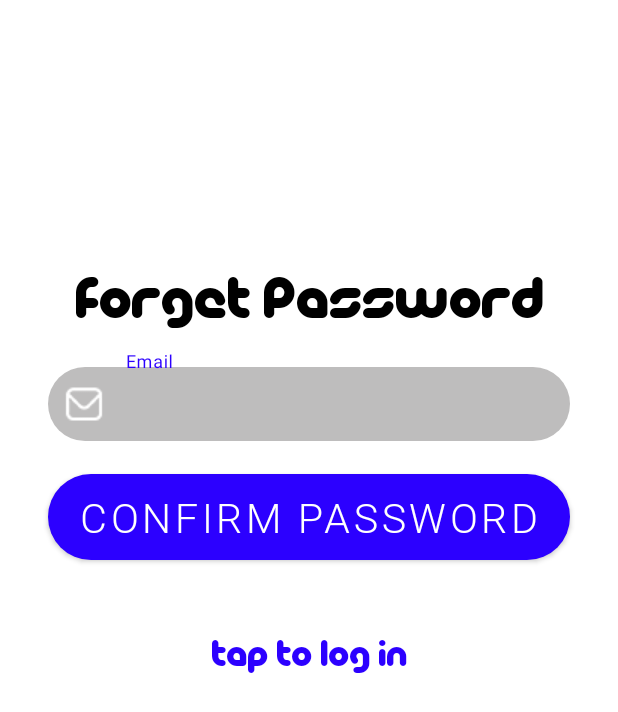
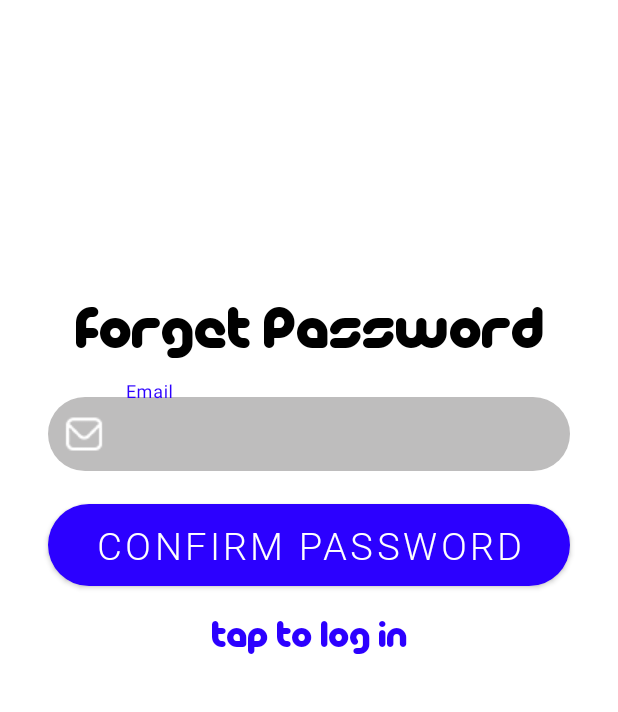
Before and after one commit to MinaEliaa/TextDetector, an Android app: the ForgetPassword screen opened directly, with no data from a screen before it, on a phone screen of 412 x 824 dp. Shown: the top 712 px of the screen. Run offline under Robolectric (Android 15) with nearby library versions, the phone set to English and light mode, and no system bars.

Commit message:
add forgetPassword and Register pages and connect between them by setonclickListener

```diff
--- /dev/null
+++ b/app/src/main/java/com/example/textdetector/ForgetPassword.java
@@ -0,0 +1,26 @@
+package com.example.textdetector;
+
+import android.content.Intent;
+import android.os.Bundle;
+import android.view.View;
+import android.widget.TextView;
+
+import androidx.appcompat.app.AppCompatActivity;
+
+public class ForgetPassword extends AppCompatActivity {
+
+    @Override
+    protected void onCreate (Bundle savedInstanceState) {
+        super.onCreate(savedInstanceState);
+        setContentView(R.layout.activity_forget_password);
+        TextView taptologinBtn = findViewById(R.id.tapToLogIn);
+        taptologinBtn.setOnClickListener(new View.OnClickListener() {
+            @Override
+            public void onClick(View view) {
+                startActivity(new Intent(ForgetPassword.this,LoginActivity.class));
+            }
+        });
+    }
+
+
+}
--- a/app/src/main/java/com/example/textdetector/ForgetPassword.kt
+++ /dev/null
@@ -1,24 +0,0 @@
-package com.example.textdetector
-
-import android.os.Bundle
-import com.google.android.material.snackbar.Snackbar
-import androidx.appcompat.app.AppCompatActivity
-import androidx.navigation.findNavController
-import androidx.navigation.ui.AppBarConfiguration
-import androidx.navigation.ui.navigateUp
-import androidx.navigation.ui.setupActionBarWithNavController
-import com.example.textdetector.databinding.ActivityForgetPasswordBinding
-
-class ForgetPassword : AppCompatActivity() {
-
-
-
-    override fun onCreate(savedInstanceState: Bundle?) {
-        super.onCreate(savedInstanceState)
-        setContentView(R.layout.activity_forget_password)
-        setSupportActionBar(findViewById(R.id.toolbar))
-        supportActionBar?.setDisplayHomeAsUpEnabled(true)
-
-    }
-
-}
--- a/app/src/main/res/layout/activity_forget_password.xml
+++ b/app/src/main/res/layout/activity_forget_password.xml
@@ -36,7 +36,7 @@
             android:layout_height="0dp"
             android:layout_gravity="center_horizontal"
             android:fontFamily="@font/picolafont"
-            android:paddingTop="180dp"
+            android:paddingTop="200dp"
             android:text="Forget Password"
             android:textColor="@color/black"
             android:textSize="40sp"
@@ -95,14 +95,14 @@
             android:gravity="center"
             android:text="confirm password"
             android:textColor="@color/white"
-            android:textSize="27sp"
+            android:textSize="25sp"
             app:layout_constraintTop_toBottomOf="@id/Email_InputLayout" />
 
         <TextView
             android:id="@+id/tapToLogIn"
             android:layout_width="wrap_content"
             android:layout_height="wrap_content"
-            android:layout_marginTop="50dp"
+            android:layout_marginTop="20dp"
             android:fontFamily="@font/picolafont"
             android:text="tap to log in"
             android:textColor="@color/blue"
```
Also changed, not shown: app/src/main/java/com/example/textdetector/CreateAccount.java (added, +26 -0 lines), app/src/main/java/com/example/textdetector/CreateAccount.kt (deleted, +0 -21 lines), app/src/main/java/com/example/textdetector/LoginActivity.kt (deleted, +0 -19 lines), app/src/main/res/layout/activity_create_account.xml (+7 -4 lines), app/src/main/res/layout/activity_login.xml (+5 -5 lines).
